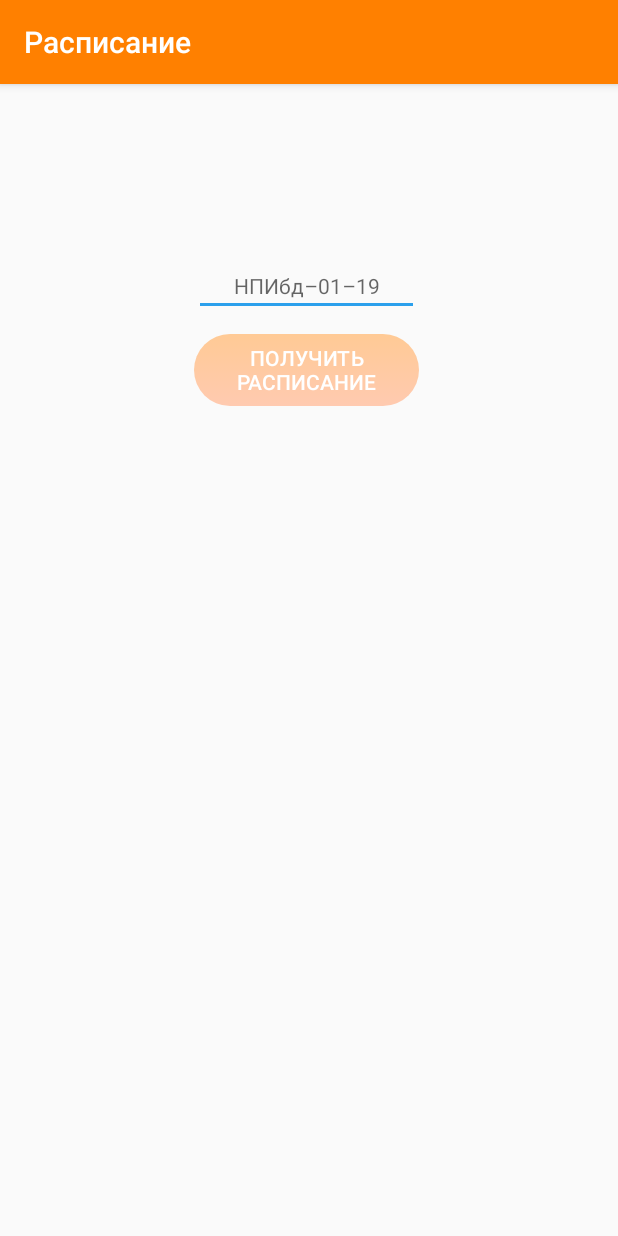
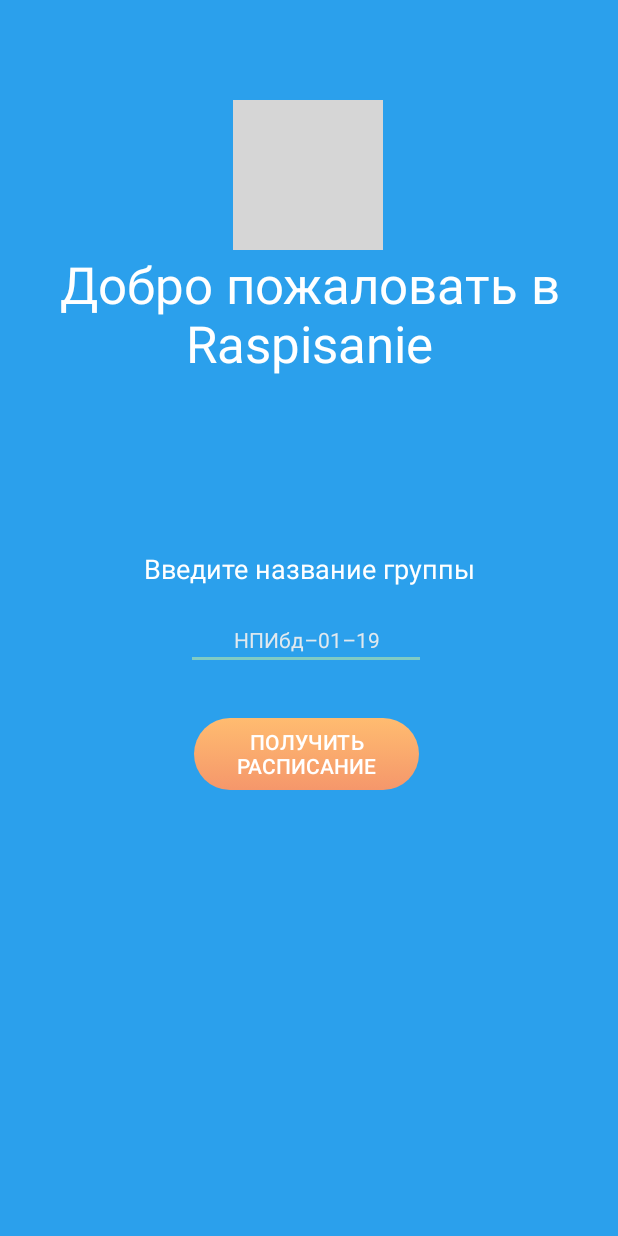
Before and after one commit to FROLoriginal/schedule, an Android app: the screen it shows after launch (LoginActivity), on a phone screen of 412 x 824 dp. Run offline under Robolectric (Android 15) with nearby library versions, the phone set to English and light mode, and no system bars; grey boxes are pictures that could not be loaded.

Commit message:
Part of design's update

```diff
--- a/app/src/main/AndroidManifest.xml
+++ b/app/src/main/AndroidManifest.xml
@@ -14,7 +14,8 @@
         android:label="@string/title_activity_main">
 
     </activity>
-      <activity android:name=".ui.LoginActivity">
+      <activity android:name=".ui.LoginActivity"
+          android:theme="@style/Theme.AppCompat.NoActionBar.Custom">
 
       </activity>
 
--- a/app/src/main/res/drawable/clickable_button_shape.xml
+++ b/app/src/main/res/drawable/clickable_button_shape.xml
@@ -8,7 +8,7 @@
     </corners>
     <gradient
         android:angle="270"
-        android:startColor="#ff8000"
-        android:endColor="#ff8040">
+        android:startColor="#FF9F45"
+        android:endColor="#D56941">
     </gradient>
 </shape>
--- a/app/src/main/res/drawable/unclickable_button_shape.xml
+++ b/app/src/main/res/drawable/unclickable_button_shape.xml
@@ -8,7 +8,7 @@
     </corners>
     <gradient
         android:angle="270"
-        android:startColor="#ffca95"
-        android:endColor="#ffcab0">
+        android:startColor="#FFBC70"
+        android:endColor="#F5976B">
     </gradient>
 </shape>
--- a/app/src/main/res/layout/activity_login.xml
+++ b/app/src/main/res/layout/activity_login.xml
@@ -4,33 +4,28 @@
     xmlns:tools="http://schemas.android.com/tools"
     android:layout_width="match_parent"
     android:layout_height="match_parent"
+    android:background="@color/backgroundColor"
+    style="@style/Theme.AppCompat.NoActionBar"
     tools:context=".ui.LoginActivity">
 
-    <EditText
-        android:id="@+id/group"
-        style="@style/Widget.AppCompat.EditText"
-        android:layout_width="150dp"
-        android:layout_height="55dp"
-        android:ems="10"
-        android:gravity="bottom|center"
-        android:hint="@string/hintGetSchedule"
-        android:inputType="text"
-        android:selectAllOnFocus="false"
-        android:textAppearance="@style/TextAppearance.AppCompat.Small"
-        app:layout_constraintBottom_toBottomOf="parent"
+    <ImageView
+        android:id="@+id/imageView"
+        android:layout_width="100dp"
+        android:layout_height="100dp"
+        app:layout_constraintBottom_toTopOf="@+id/group"
         app:layout_constraintEnd_toEndOf="parent"
-        app:layout_constraintHorizontal_bias="0.493"
+        app:layout_constraintHorizontal_bias="0.498"
         app:layout_constraintStart_toStartOf="parent"
         app:layout_constraintTop_toTopOf="parent"
-        app:layout_constraintVertical_bias="0.139"
-        />
+        app:layout_constraintVertical_bias="0.217"
+        app:srcCompat="@drawable/schedule_icon" />
 
     <Button
         android:id="@+id/getScheduleButton"
         style="@style/ShapeOfButtonTheme"
         android:layout_width="150dp"
         android:layout_height="0dp"
-        android:layout_marginTop="12dp"
+        android:layout_marginTop="32dp"
         android:fontFamily="sans-serif-medium"
         android:onClick="onClick"
         android:text="@string/getSchedule"
@@ -39,4 +34,55 @@
         app:layout_constraintStart_toStartOf="@+id/group"
         app:layout_constraintTop_toBottomOf="@+id/group" />
 
+    <EditText
+        android:id="@+id/group"
+        style="@style/Widget.AppCompat.EditText"
+        android:layout_width="wrap_content"
+        android:layout_height="wrap_content"
+        android:ems="10"
+        android:gravity="bottom|center"
+        android:hint="@string/hintGetSchedule"
+        android:inputType="text"
+        android:selectAllOnFocus="false"
+        android:singleLine="false"
+        android:textAppearance="@style/TextAppearance.AppCompat.Small"
+        android:textColor="#ffffffff"
+        android:textColorHint="#eeeeeeee"
+        app:layout_constraintBottom_toBottomOf="parent"
+        app:layout_constraintEnd_toEndOf="parent"
+        app:layout_constraintHorizontal_bias="0.493"
+        app:layout_constraintStart_toStartOf="parent"
+        app:layout_constraintTop_toTopOf="parent"
+        app:layout_constraintVertical_bias="0.519" />
+
+    <TextView
+        android:id="@+id/welcome"
+        android:layout_width="0dp"
+        android:layout_height="wrap_content"
+        android:gravity="center"
+        android:paddingLeft="25dp"
+        android:paddingRight="25dp"
+        android:text="Добро пожаловать в  Raspisanie"
+        android:textAppearance="@style/TextAppearance.AppCompat.Display1"
+        android:textColor="@android:color/white"
+        app:layout_constraintBottom_toTopOf="@+id/group"
+        app:layout_constraintEnd_toEndOf="parent"
+        app:layout_constraintHorizontal_bias="0.0"
+        app:layout_constraintStart_toStartOf="parent"
+        app:layout_constraintTop_toBottomOf="@+id/imageView"
+        app:layout_constraintVertical_bias="0.0" />
+
+    <TextView
+        android:id="@+id/textView2"
+        android:layout_width="wrap_content"
+        android:layout_height="wrap_content"
+        android:text="Введите название группы"
+        android:textAppearance="@style/TextAppearance.AppCompat.Medium"
+        android:textColor="@android:color/white"
+        app:layout_constraintBottom_toTopOf="@+id/group"
+        app:layout_constraintEnd_toEndOf="parent"
+        app:layout_constraintStart_toStartOf="@+id/welcome"
+        app:layout_constraintTop_toBottomOf="@+id/welcome"
+        app:layout_constraintVertical_bias="0.881" />
+
 </androidx.constraintlayout.widget.ConstraintLayout>
--- a/app/src/main/res/values/colors.xml
+++ b/app/src/main/res/values/colors.xml
@@ -1,6 +1,8 @@
 <resources>
 
-    <color name="colorPrimary">#FF8000</color>
-    <color name="colorPrimaryDark">#ff8040</color>
+    <color name="colorPrimary">#FF4949</color>
+    <color name="colorPrimaryDark">#FF7F0F</color>
     <color name="colorAccent">#2BA0EC</color>
+
+    <color name="backgroundColor">#2BA0EC</color>
 </resources>
--- a/app/src/main/res/values/styles.xml
+++ b/app/src/main/res/values/styles.xml
@@ -10,14 +10,14 @@
 
     <style name="SplashTheme" parent="Theme.AppCompat.NoActionBar">
         <item name="android:windowBackground">@drawable/launch_screen</item>
-        <item name="android:colorPrimaryDark">@android:color/holo_green_dark</item>
-        <!-- для Android 5+ вы можете поменять цвет colorPrimaryDark, чтобы соответствовать цвету windowBackground -->
-        <!-- <item name="colorPrimaryDark">@android:color/white</item> -->
+        <item name="android:colorPrimaryDark">@color/backgroundColor</item>
     </style>
 
     <style name="ShapeOfButtonTheme">
+        <item name="android:background">@drawable/button_login</item>
+    </style>
 
-        <item name="android:background">@drawable/button_login</item>
-
+    <style name="Theme.AppCompat.NoActionBar.Custom">
+        <item name="colorPrimaryDark">@color/backgroundColor</item>
     </style>
 </resources>
```
